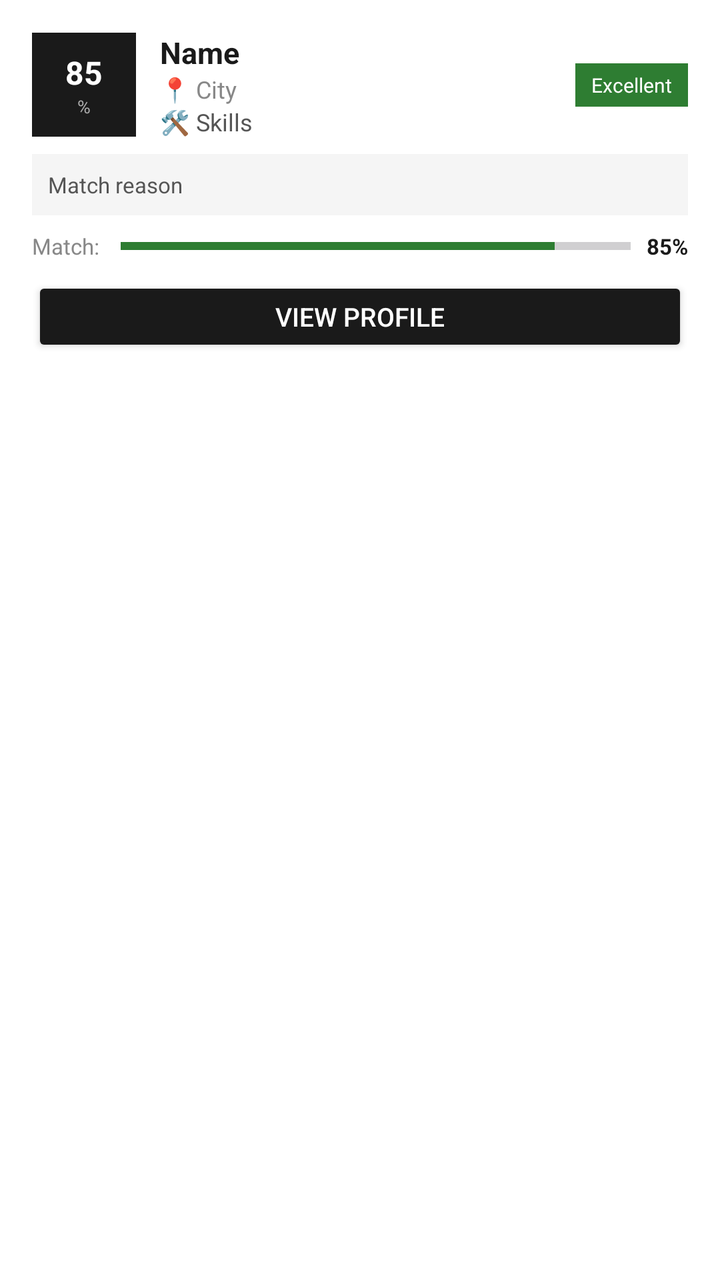
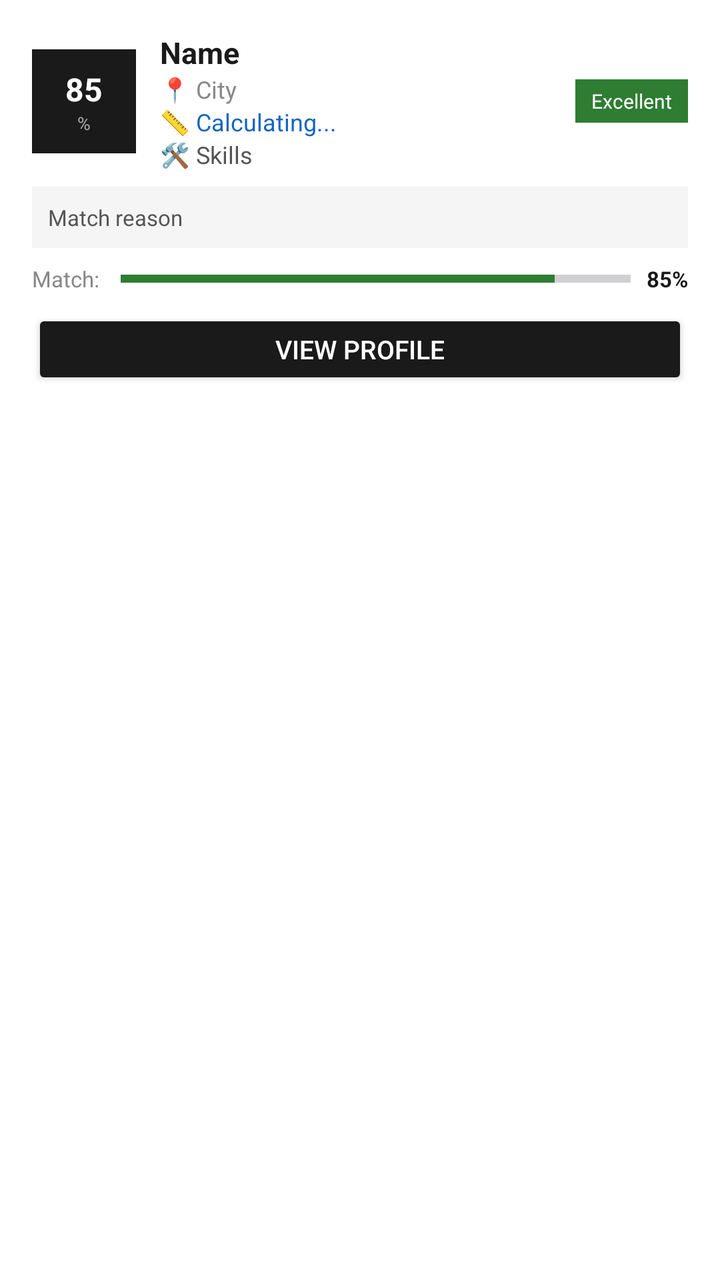

An Android layout rendered at two revisions. The XML below is the earlier revision; the diff shows what the commit changed to produce the second picture.
<!-- AndroidManifest.xml: application theme Theme.SmartSeva -->
<!-- res/layout/item_match_result.xml -->
<?xml version="1.0" encoding="utf-8"?>
<LinearLayout xmlns:android="http://schemas.android.com/apk/res/android"
    android:layout_width="match_parent"
    android:layout_height="wrap_content"
    android:orientation="vertical"
    android:background="#FFFFFF"
    android:layout_marginBottom="8dp"
    android:elevation="2dp"
    android:padding="16dp">

    
    <LinearLayout android:layout_width="match_parent"
        android:layout_height="wrap_content"
        android:orientation="horizontal"
        android:gravity="center_vertical"
        android:layout_marginBottom="8dp">

        
        <LinearLayout
            android:id="@+id/layoutScoreCircle"
            android:layout_width="52dp"
            android:layout_height="52dp"
            android:orientation="vertical"
            android:gravity="center"
            android:background="#1A1A1A"
            android:layout_marginEnd="12dp">

            <TextView android:id="@+id/tvMatchScore"
                android:layout_width="wrap_content"
                android:layout_height="wrap_content"
                android:text="85"
                android:textColor="#FFFFFF"
                android:textSize="16sp"
                android:textStyle="bold"/>
            <TextView android:layout_width="wrap_content"
                android:layout_height="wrap_content"
                android:text="%"
                android:textColor="#AAAAAA"
                android:textSize="9sp"/>
        </LinearLayout>

        
        <LinearLayout android:layout_width="0dp"
            android:layout_height="wrap_content"
            android:layout_weight="1"
            android:orientation="vertical">

            <TextView android:id="@+id/tvMatchName"
                android:layout_width="wrap_content"
                android:layout_height="wrap_content"
                android:text="Name"
                android:textSize="15sp"
                android:textStyle="bold"
                android:textColor="#1A1A1A"/>

            <TextView android:id="@+id/tvMatchCity"
                android:layout_width="wrap_content"
                android:layout_height="wrap_content"
                android:text="📍 City"
                android:textSize="12sp"
                android:textColor="#888888"/>

            <TextView android:id="@+id/tvMatchSkills"
                android:layout_width="wrap_content"
                android:layout_height="wrap_content"
                android:text="🛠️ Skills"
                android:textSize="12sp"
                android:textColor="#555555"/>
        </LinearLayout>

        
        <TextView android:id="@+id/tvMatchLabel"
            android:layout_width="wrap_content"
            android:layout_height="wrap_content"
            android:text="Excellent"
            android:textSize="10sp"
            android:textColor="#FFFFFF"
            android:background="#2E7D32"
            android:paddingStart="8dp"
            android:paddingEnd="8dp"
            android:paddingTop="4dp"
            android:paddingBottom="4dp"/>
    </LinearLayout>

    
    <TextView android:id="@+id/tvMatchReason"
        android:layout_width="match_parent"
        android:layout_height="wrap_content"
        android:text="Match reason"
        android:textSize="11sp"
        android:textColor="#555555"
        android:background="#F5F5F5"
        android:padding="8dp"
        android:layout_marginBottom="8dp"/>

    
    <LinearLayout android:layout_width="match_parent"
        android:layout_height="wrap_content"
        android:orientation="horizontal"
        android:gravity="center_vertical"
        android:layout_marginBottom="8dp">

        <TextView android:layout_width="wrap_content"
            android:layout_height="wrap_content"
            android:text="Match: "
            android:textSize="11sp"
            android:textColor="#888"/>

        <ProgressBar
            android:id="@+id/progressMatch"
            style="?android:attr/progressBarStyleHorizontal"
            android:layout_width="0dp"
            android:layout_height="8dp"
            android:layout_weight="1"
            android:max="100"
            android:progress="85"
            android:progressTint="#2E7D32"
            android:layout_marginStart="8dp"
            android:layout_marginEnd="8dp"/>

        <TextView android:id="@+id/tvMatchPercent"
            android:layout_width="wrap_content"
            android:layout_height="wrap_content"
            android:text="85%"
            android:textSize="11sp"
            android:textStyle="bold"
            android:textColor="#1A1A1A"/>
    </LinearLayout>

    
    <Button android:id="@+id/btnMatchAction"
        android:layout_width="match_parent"
        android:layout_height="40dp"
        android:text="View Profile"
        android:textSize="13sp"
        android:backgroundTint="#1A1A1A"
        android:textColor="#FFFFFF"/>

</LinearLayout>
<!-- resources referenced by this layout -->
<resources>
  <style name="Theme.SmartSeva" parent="Base.Theme.SmartSeva" />
  <style name="Base.Theme.SmartSeva" parent="Theme.Material3.DayNight.NoActionBar">
          
          
      </style>
</resources>

<!-- the commit's change to res/layout/item_match_result.xml (unified diff, before → after) -->
@@ -59,6 +59,14 @@
                 android:text="📍 City"
                 android:textSize="12sp"
                 android:textColor="#888888"/>
+
+            <TextView
+                android:id="@+id/tvMatchDistance"
+                android:layout_width="wrap_content"
+                android:layout_height="wrap_content"
+                android:text="📏 Calculating..."
+                android:textSize="12sp"
+                android:textColor="#1565C0"/>
 
             <TextView android:id="@+id/tvMatchSkills"
                 android:layout_width="wrap_content"
